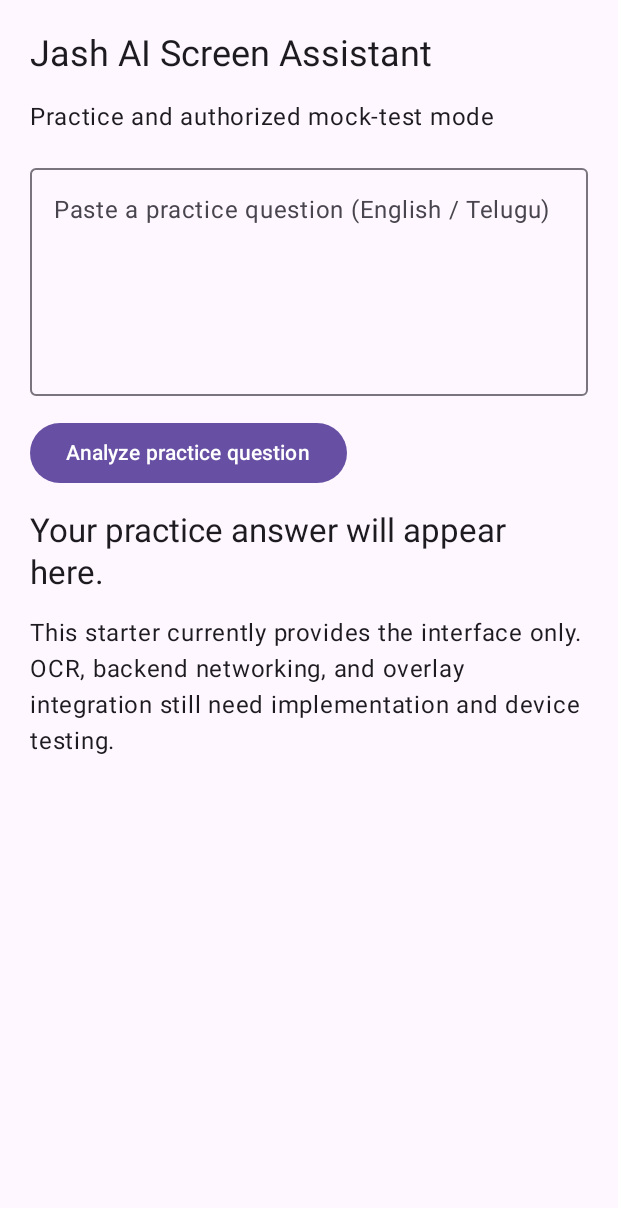
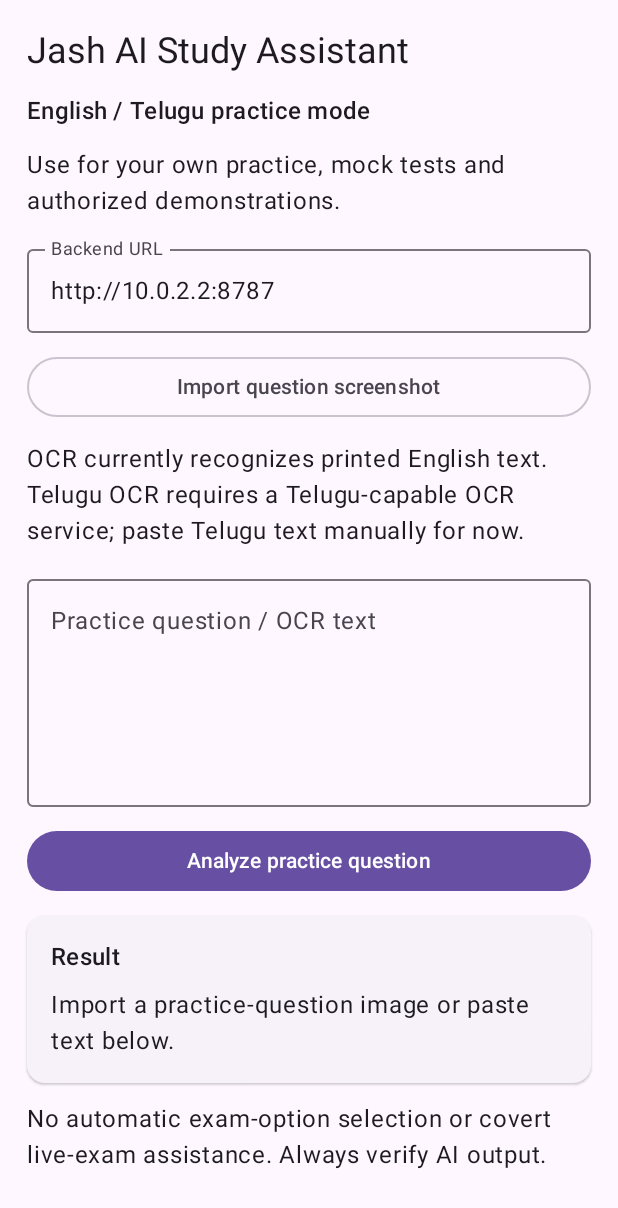
Before and after one commit to jashwanthsanka5-rgb/jash-ai-screen-assistant, an Android app built with Jetpack Compose: the screen it shows after launch (MainActivity), on a phone screen of 412 x 824 dp. Shown: the top 1208 px of the screen. Run offline under Robolectric (Android 15) with nearby library versions, the phone set to English and light mode, and no system bars; libraries missing offline, so code that uses them is left out: com.google.mlkit.vision; 1 statement that could not run was skipped.

Commit message:
Implement screenshot import OCR and AI practice API client

```diff
--- a/android/app/src/main/java/com/jash/aiassistant/MainActivity.kt
+++ b/android/app/src/main/java/com/jash/aiassistant/MainActivity.kt
@@ -1,8 +1,10 @@
 package com.jash.aiassistant
 
+import android.net.Uri
 import android.os.Bundle
 import androidx.activity.ComponentActivity
 import androidx.activity.compose.setContent
+import androidx.activity.result.contract.ActivityResultContracts
 import androidx.compose.foundation.layout.*
 import androidx.compose.foundation.rememberScrollState
 import androidx.compose.foundation.verticalScroll
@@ -10,35 +12,125 @@ import androidx.compose.material3.*
 import androidx.compose.runtime.*
 import androidx.compose.ui.Modifier
 import androidx.compose.ui.unit.dp
+import com.google.mlkit.vision.common.InputImage
+import com.google.mlkit.vision.text.TextRecognition
+import com.google.mlkit.vision.text.latin.TextRecognizerOptions
+import org.json.JSONObject
+import java.net.HttpURLConnection
+import java.net.URL
+import java.io.OutputStreamWriter
+import java.util.concurrent.Executors
 
 class MainActivity : ComponentActivity() {
+    private val worker = Executors.newSingleThreadExecutor()
+    private val recognizer by lazy { TextRecognition.getClient(TextRecognizerOptions.DEFAULT_OPTIONS) }
+
     override fun onCreate(savedInstanceState: Bundle?) {
         super.onCreate(savedInstanceState)
         setContent {
             MaterialTheme {
                 var question by remember { mutableStateOf("") }
-                var answer by remember { mutableStateOf("Your practice answer will appear here.") }
+                var apiBase by remember { mutableStateOf("http://10.0.2.2:8787") }
+                var answer by remember { mutableStateOf("Import a practice-question image or paste text below.") }
+                var busy by remember { mutableStateOf(false) }
+                val picker = rememberLauncherForActivityResult(ActivityResultContracts.GetContent()) { uri: Uri? ->
+                    if (uri != null) {
+                        busy = true
+                        try {
+                            val image = InputImage.fromFilePath(this, uri)
+                            recognizer.process(image)
+                                .addOnSuccessListener { result ->
+                                    question = result.text
+                                    answer = if (result.text.isBlank()) "No readable English text found. You can paste Telugu text manually." else "OCR complete. Review the extracted text before analyzing."
+                                    busy = false
+                                }
+                                .addOnFailureListener { e ->
+                                    answer = "OCR failed: ${e.localizedMessage ?: "unknown error"}"
+                                    busy = false
+                                }
+                        } catch (e: Exception) {
+                            answer = "Could not open image: ${e.localizedMessage}"
+                            busy = false
+                        }
+                    }
+                }
                 Scaffold { padding ->
                     Column(
-                        modifier = Modifier.padding(padding).fillMaxSize().padding(20.dp)
-                            .verticalScroll(rememberScrollState()),
-                        verticalArrangement = Arrangement.spacedBy(14.dp)
+                        modifier = Modifier.padding(padding).fillMaxSize().padding(18.dp).verticalScroll(rememberScrollState()),
+                        verticalArrangement = Arrangement.spacedBy(12.dp)
                     ) {
-                        Text("Jash AI Screen Assistant", style = MaterialTheme.typography.headlineSmall)
-                        Text("Practice and authorized mock-test mode")
+                        Text("Jash AI Study Assistant", style = MaterialTheme.typography.headlineSmall)
+                        Text("English / Telugu practice mode", style = MaterialTheme.typography.titleMedium)
+                        Text("Use for your own practice, mock tests and authorized demonstrations.")
+                        OutlinedTextField(
+                            value = apiBase, onValueChange = { apiBase = it.trimEnd('/') },
+                            label = { Text("Backend URL") }, modifier = Modifier.fillMaxWidth(), singleLine = true
+                        )
+                        OutlinedButton(onClick = { picker.launch("image/*") }, enabled = !busy, modifier = Modifier.fillMaxWidth()) {
+                            Text("Import question screenshot")
+                        }
+                        Text("OCR currently recognizes printed English text. Telugu OCR requires a Telugu-capable OCR service; paste Telugu text manually for now.")
                         OutlinedTextField(
                             value = question, onValueChange = { question = it },
-                            label = { Text("Paste a practice question (English / Telugu)") },
+                            label = { Text("Practice question / OCR text") },
                             modifier = Modifier.fillMaxWidth(), minLines = 5
                         )
-                        Button(onClick = { answer = "Connect the configured backend to analyze this practice question." }) {
-                            Text("Analyze practice question")
+                        Button(
+                            onClick = {
+                                if (question.isBlank() || busy) {
+                                    answer = "Enter or import a practice question first."
+                                } else {
+                                    busy = true
+                                    answer = "Analyzing practice question…"
+                                    val endpoint = apiBase.trim().trimEnd('/') + "/api/practice/solve"
+                                    val prompt = question
+                                    worker.execute {
+                                        val result = try {
+                                            val connection = (URL(endpoint).openConnection() as HttpURLConnection).apply {
+                                                requestMethod = "POST"
+                                                connectTimeout = 12000
+                                                readTimeout = 30000
+                                                doOutput = true
+                                                setRequestProperty("Content-Type", "application/json")
+                                            }
+                                            OutputStreamWriter(connection.outputStream).use {
+                                                it.write(JSONObject().put("question", prompt).toString())
+                                            }
+                                            val stream = if (connection.responseCode in 200..299) connection.inputStream else connection.errorStream
+                                            val body = stream.bufferedReader().use { it.readText() }
+                                            if (connection.responseCode !in 200..299) {
+                                                "Server error: ${JSONObject(body).optString("error", "HTTP ${connection.responseCode}")}"
+                                            } else {
+                                                val json = JSONObject(body)
+                                                "Answer: ${json.optString("answer", "UNCERTAIN")}\nConfidence: ${json.optDouble("confidence", 0.0)}\nNote: ${json.optString("verification_note", "")}"
+                                            }.also { connection.disconnect() }
+                                        } catch (e: Exception) {
+                                            "Could not reach backend. Check the URL and server. ${e.localizedMessage ?: ""}"
+                                        }
+                                        runOnUiThread { answer = result; busy = false }
+                                    }
+                                }
+                            },
+                            enabled = !busy,
+                            modifier = Modifier.fillMaxWidth()
+                        ) { Text(if (busy) "Working…" else "Analyze practice question") }
+                        if (busy) LinearProgressIndicator(Modifier.fillMaxWidth())
+                        ElevatedCard(Modifier.fillMaxWidth()) {
+                            Column(Modifier.padding(16.dp), verticalArrangement = Arrangement.spacedBy(8.dp)) {
+                                Text("Result", style = MaterialTheme.typography.titleMedium)
+                                Text(answer)
+                            }
                         }
-                        Text(answer, style = MaterialTheme.typography.titleLarge)
-                        Text("This starter currently provides the interface only. OCR, backend networking, and overlay integration still need implementation and device testing.")
+                        Text("No automatic exam-option selection or covert live-exam assistance. Always verify AI output.")
                     }
                 }
             }
         }
     }
+
+    override fun onDestroy() {
+        recognizer.close()
+        worker.shutdown()
+        super.onDestroy()
+    }
 }
```
